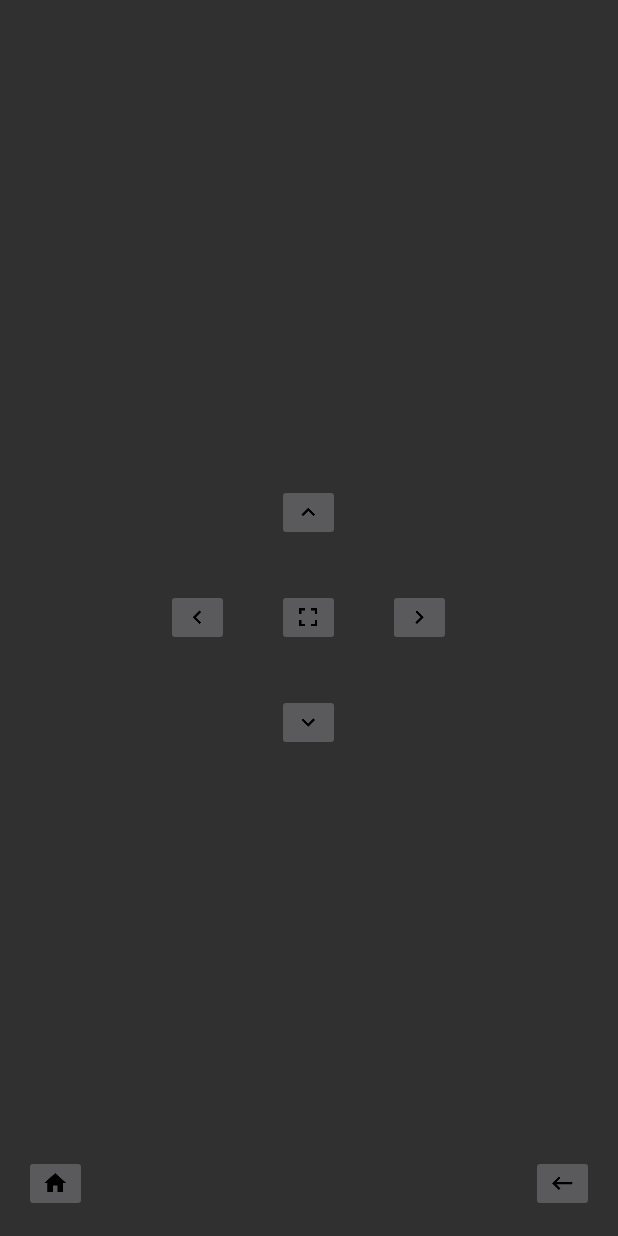
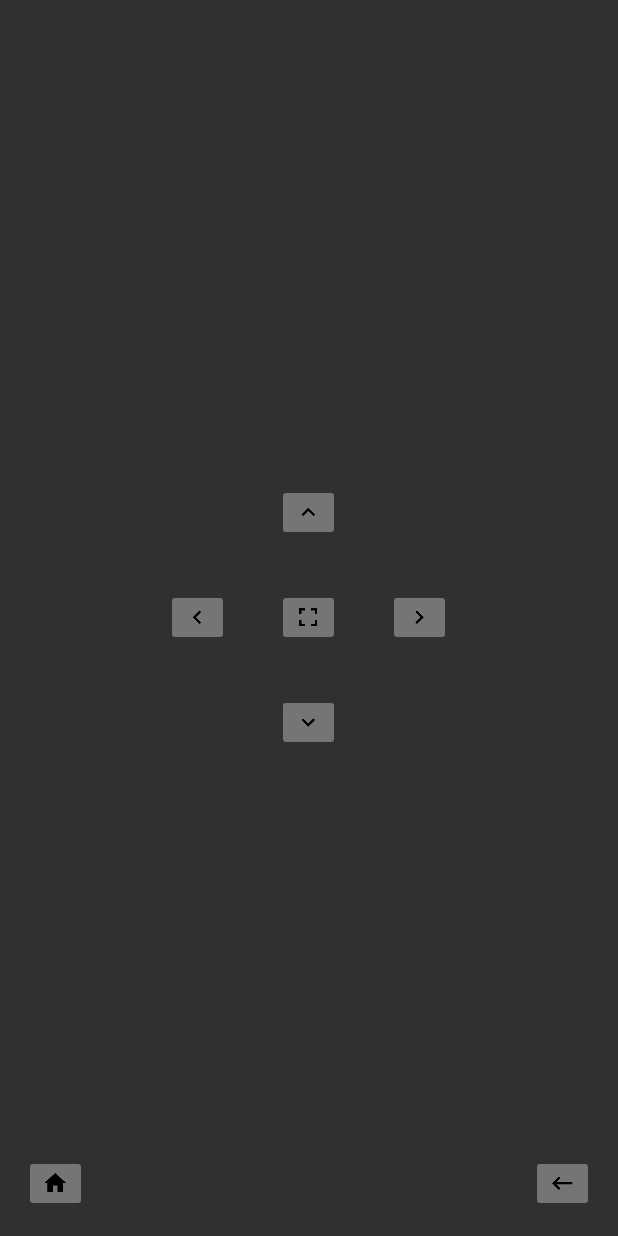
Before and after one commit to kshivang/Remote_App_For_Adurcup, an Android app: the screen it shows after launch (MainActivity), on a phone screen of 412 x 824 dp. Run offline under Robolectric (Android 15) with nearby library versions, the phone set to English and light mode, and no system bars.

Commit message:
Blank Activity on back button click added

```diff
--- a/app/src/main/java/com/adurcup/remoteappforadurcup/MainActivity.java
+++ b/app/src/main/java/com/adurcup/remoteappforadurcup/MainActivity.java
@@ -55,7 +55,7 @@ public class MainActivity extends AppCompatActivity {
         Back.setOnClickListener(new View.OnClickListener() {
             @Override
             public void onClick(View v) {
-                new GcmSender().execute("home");
+                new GcmSender().execute("blank");
             }
         });
         Down.setOnClickListener(new View.OnClickListener() {
--- a/app/src/main/res/layout/activity_main.xml
+++ b/app/src/main/res/layout/activity_main.xml
@@ -16,6 +16,7 @@
         android:id="@+id/up"
         android:src="@drawable/ic_expand_less_black_18dp"
         android:layout_above="@+id/select"
+        android:backgroundTint="#757575"
         />
     <ImageButton
         android:layout_width="wrap_content"
@@ -23,6 +24,7 @@
         android:layout_marginTop="32dp"
         android:layout_toLeftOf="@+id/select"
         android:layout_marginRight="32dp"
+        android:backgroundTint="#757575"
         android:id="@+id/left"
         android:layout_below="@+id/up"
         android:src="@drawable/ic_chevron_left_black_18dp"
@@ -31,6 +33,7 @@
         android:layout_width="wrap_content"
         android:layout_height="wrap_content"
         android:id="@+id/right"
+        android:backgroundTint="#757575"
         android:layout_marginTop="32dp"
         android:layout_marginLeft="32dp"
         android:layout_below="@+id/up"
@@ -41,6 +44,7 @@
         android:layout_width="wrap_content"
         android:layout_height="wrap_content"
         android:layout_marginTop="32dp"
+        android:backgroundTint="#757575"
         android:layout_centerHorizontal="true"
         android:layout_below="@+id/left"
         android:id="@+id/down"
@@ -49,6 +53,7 @@
     <ImageButton
         android:layout_width="wrap_content"
         android:layout_height="wrap_content"
+        android:backgroundTint="#757575"
         android:layout_marginTop="32dp"
         android:layout_centerInParent="true"
         android:id="@+id/select"
@@ -60,6 +65,7 @@
         android:layout_marginTop="64dp"
         android:layout_height="wrap_content"
         android:text="HOME"
+        android:backgroundTint="#757575"
         android:src="@drawable/ic_home_black_18dp"
         android:layout_alignParentBottom="true"
         android:id="@+id/home"
@@ -67,6 +73,7 @@
     <ImageButton
         android:layout_width="wrap_content"
         android:layout_height="wrap_content"
+        android:backgroundTint="#757575"
         android:id="@+id/back"
         android:text="BACK"
         android:src="@drawable/ic_keyboard_backspace_black_18dp"
```
